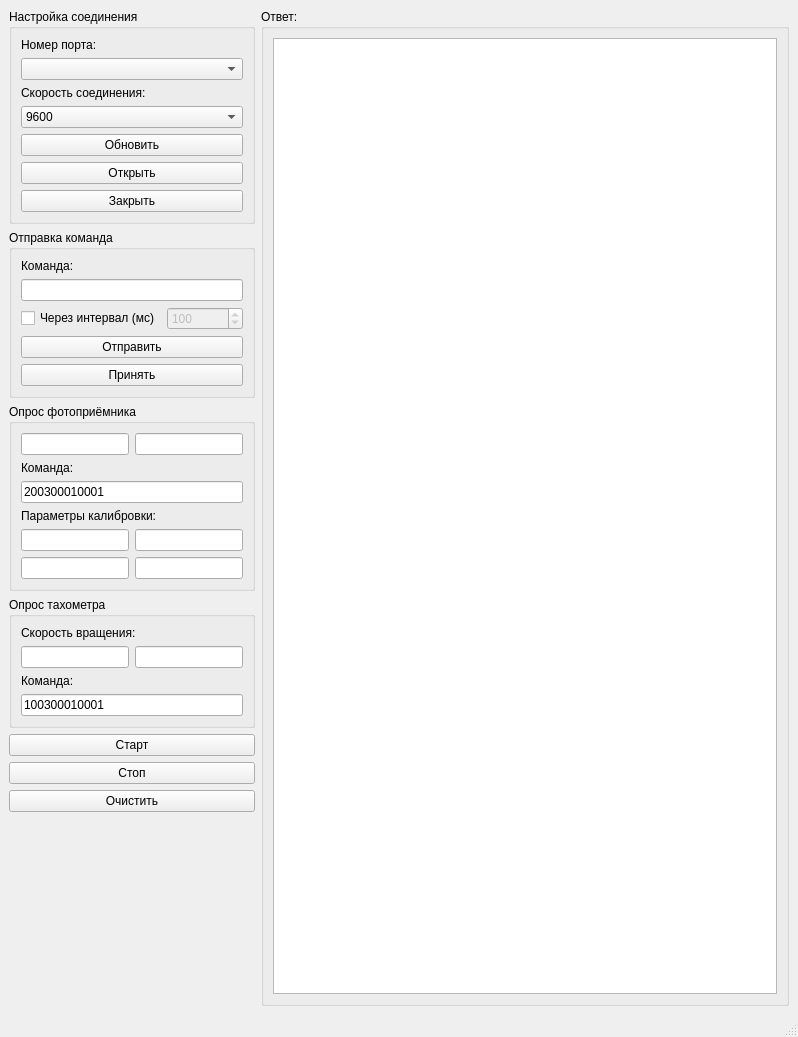
The window that ui/binwindow.ui (krang4d/SerialPY) describes before a commit, drawn with Qt 5.
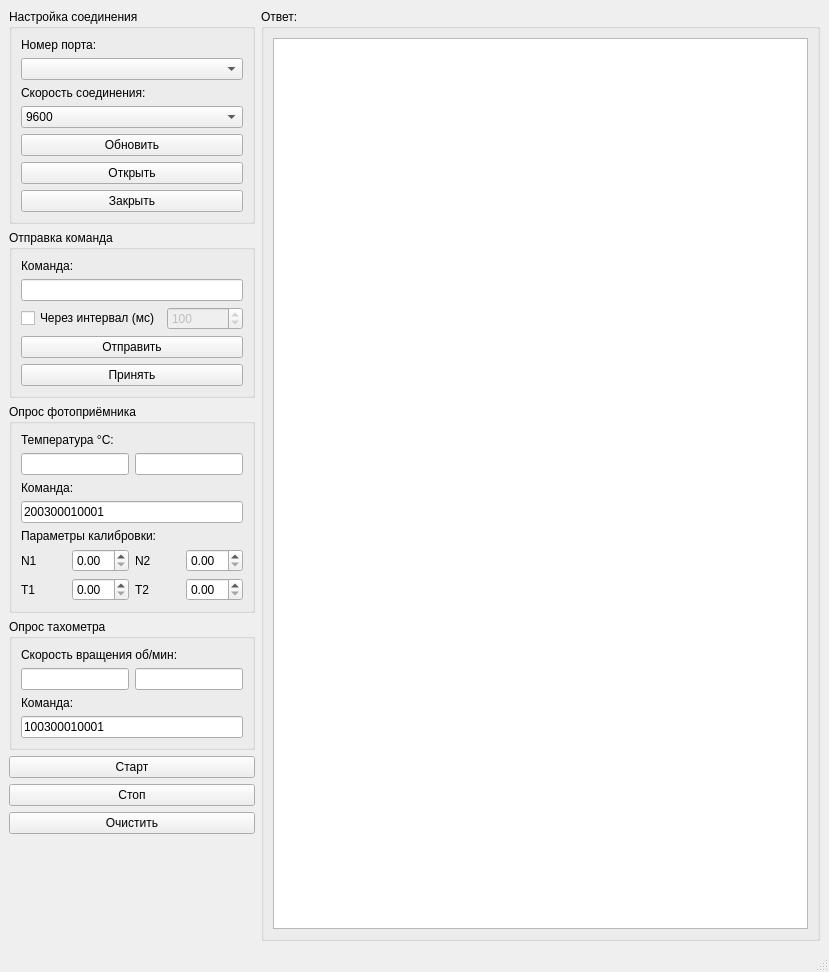
The same window after the commit.

Commit message: v3.4.13a add calibration values for photo temp

What changed in the file:
```diff
--- a/ui/binwindow.ui
+++ b/ui/binwindow.ui
@@ -6,8 +6,8 @@
    <rect>
     <x>0</x>
     <y>0</y>
-    <width>798</width>
-    <height>1037</height>
+    <width>829</width>
+    <height>972</height>
    </rect>
   </property>
   <property name="windowTitle">
@@ -230,6 +230,13 @@
        <string>Опрос фотоприёмника</string>
       </property>
       <layout class="QVBoxLayout" name="verticalLayout_2">
+       <item>
+        <widget class="QLabel" name="label_temp">
+         <property name="text">
+          <string>Температура °C:</string>
+         </property>
+        </widget>
+       </item>
        <item>
         <layout class="QHBoxLayout" name="horizontalLayout_5">
          <item>
@@ -293,55 +300,53 @@
        <item>
         <layout class="QHBoxLayout" name="horizontalLayout_2">
          <item>
-          <widget class="QLineEdit" name="taxoLineEdit_3">
-           <property name="sizePolicy">
-            <sizepolicy hsizetype="Minimum" vsizetype="Fixed">
-             <horstretch>0</horstretch>
-             <verstretch>0</verstretch>
-            </sizepolicy>
+          <widget class="QLabel" name="label_N1">
+           <property name="text">
+            <string>N1</string>
            </property>
           </widget>
          </item>
          <item>
-          <widget class="QLineEdit" name="taxoLineEdit_4">
-           <property name="sizePolicy">
-            <sizepolicy hsizetype="Minimum" vsizetype="Fixed">
-             <horstretch>0</horstretch>
-             <verstretch>0</verstretch>
-            </sizepolicy>
+          <widget class="QDoubleSpinBox" name="doubleSpinBox_N1">
+           <property name="decimals">
+            <number>2</number>
            </property>
+          </widget>
+         </item>
+         <item>
+          <widget class="QLabel" name="label_N2">
            <property name="text">
-            <string/>
+            <string>N2</string>
            </property>
           </widget>
          </item>
+         <item>
+          <widget class="QDoubleSpinBox" name="doubleSpinBox_N2"/>
+         </item>
         </layout>
        </item>
        <item>
         <layout class="QHBoxLayout" name="horizontalLayout_3">
          <item>
-          <widget class="QLineEdit" name="taxoLineEdit_5">
-           <property name="sizePolicy">
-            <sizepolicy hsizetype="Minimum" vsizetype="Fixed">
-             <horstretch>0</horstretch>
-             <verstretch>0</verstretch>
-            </sizepolicy>
+          <widget class="QLabel" name="label_T1">
+           <property name="text">
+            <string>T1</string>
            </property>
           </widget>
          </item>
          <item>
-          <widget class="QLineEdit" name="taxoLineEdit_6">
-           <property name="sizePolicy">
-            <sizepolicy hsizetype="Minimum" vsizetype="Fixed">
-             <horstretch>0</horstretch>
-             <verstretch>0</verstretch>
-            </sizepolicy>
-           </property>
+          <widget class="QDoubleSpinBox" name="doubleSpinBox_T1"/>
+         </item>
+         <item>
+          <widget class="QLabel" name="label_T2">
            <property name="text">
-            <string/>
+            <string>T2</string>
            </property>
           </widget>
          </item>
+         <item>
+          <widget class="QDoubleSpinBox" name="doubleSpinBox_T2"/>
+         </item>
         </layout>
        </item>
       </layout>
@@ -350,7 +355,7 @@
     <item row="3" column="0">
      <widget class="QGroupBox" name="groupBox_2">
       <property name="sizePolicy">
-       <sizepolicy hsizetype="Fixed" vsizetype="Fixed">
+       <sizepolicy hsizetype="Minimum" vsizetype="Fixed">
         <horstretch>0</horstretch>
         <verstretch>0</verstretch>
        </sizepolicy>
@@ -362,7 +367,7 @@
        <item>
         <widget class="QLabel" name="label_1">
          <property name="text">
-          <string>Скорость вращения:</string>
+          <string>Скорость вращения oб/мин:</string>
          </property>
         </widget>
        </item>
@@ -450,12 +455,12 @@
        <enum>Qt::Vertical</enum>
       </property>
       <property name="sizeType">
-       <enum>QSizePolicy::Minimum</enum>
+       <enum>QSizePolicy::Ignored</enum>
       </property>
       <property name="sizeHint" stdset="0">
        <size>
-        <width>13</width>
-        <height>62</height>
+        <width>0</width>
+        <height>0</height>
        </size>
       </property>
      </spacer>
```
Left out of the diff: 8 changed lines with no effect on the pictures. The commit also changes 2 other files.
